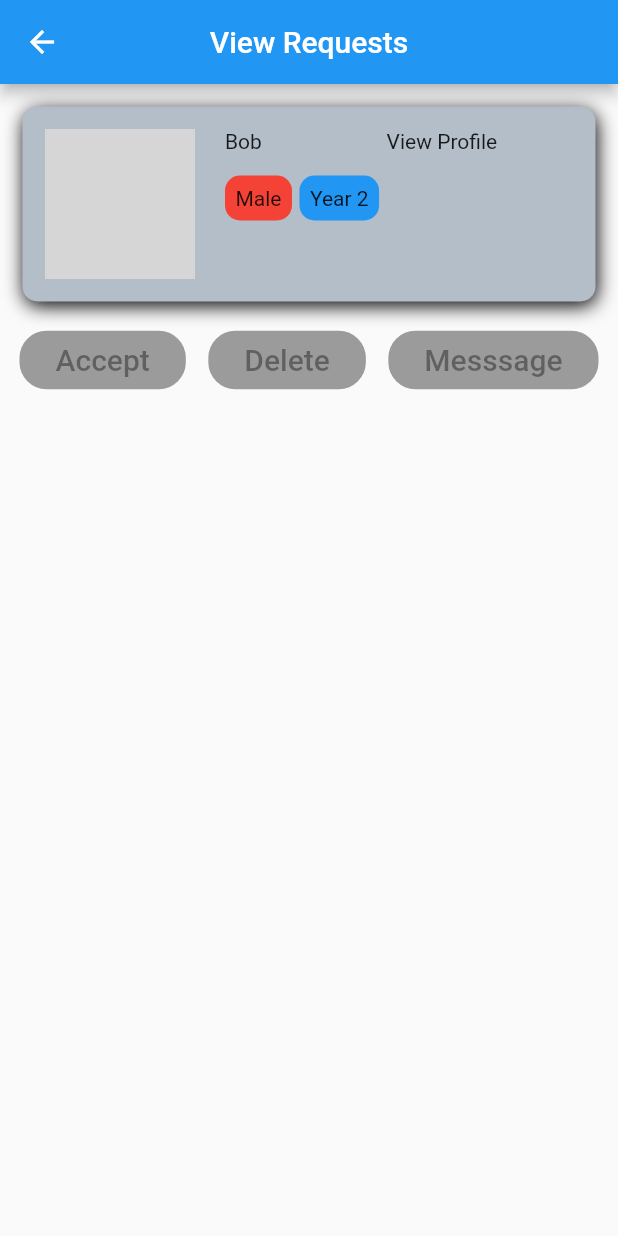
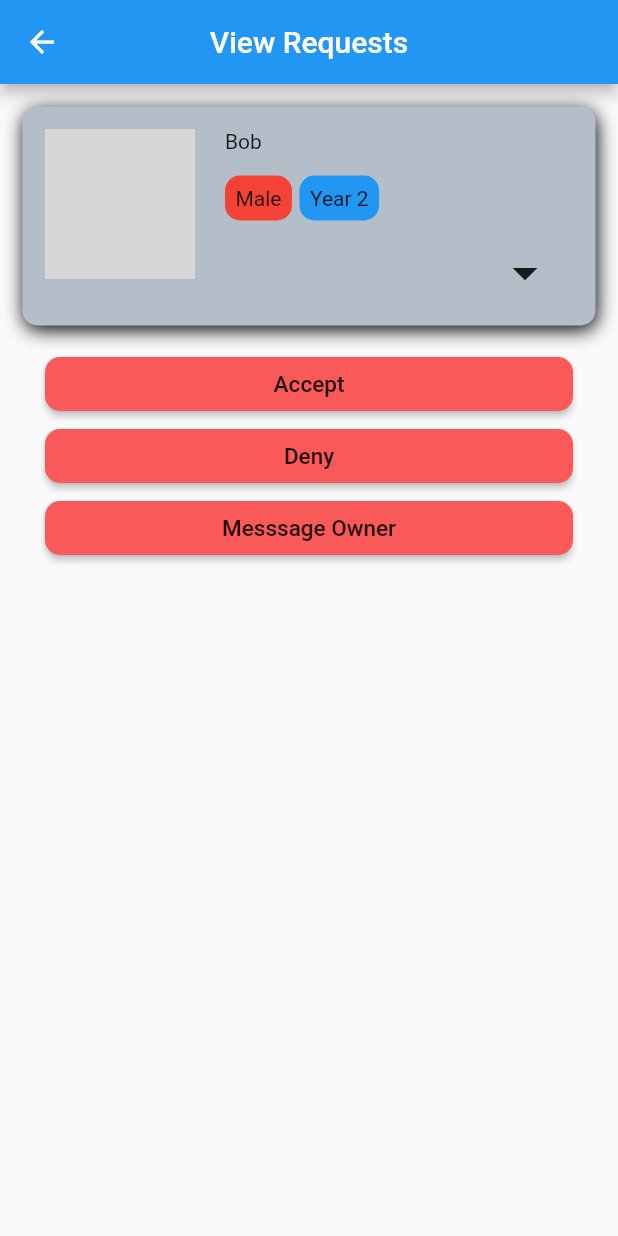
Before and after one commit to SamKingDev/AstonHack2021, a Flutter app: the listingRequests screen opened directly, after a tap on "Bob", on a phone screen of 412 x 824 dp. Run offline on Flutter 3.47's test engine with Material 2 defaults, Android fonts, the phone set to English and light mode, and no system bars; drawn by our look-alikes of expandable; our stand-ins replace carousel_slider, cloud_firestore, firebase_auth, firebase_core, firebase_storage, google_sign_in and 1 more; missing offline and left inert: google_map_location_picker; accounts and stored records are empty; network calls fail; grey boxes are pictures that could not be loaded.

Commit message:
working on requests

```diff
--- a/lib/screens/listingRequests/listingRequests.dart
+++ b/lib/screens/listingRequests/listingRequests.dart
@@ -55,12 +55,14 @@ class _Request extends State<Request> {
                         SizedBox(
                           height: 15,
                         ),
+                        Row(
+                          children: [
+                            SizedBox(width:180),
+                            Icon(Icons.arrow_drop_down,
+                            size: 40,),
                           ],
                         ),
-                    Row(
-                      mainAxisAlignment: MainAxisAlignment.end,
-                      crossAxisAlignment: CrossAxisAlignment.end,
-                      children: [Text("View Profile")],
+                      ],
                     ),
                   ],
                 ),
@@ -125,13 +127,15 @@ class RequestCard extends StatelessWidget {
               header: Request(tmpImage, "Bob"),
               // <-- Driven by ExpandableController from ExpandableNotifier
               collapsed: Container(),
-              expanded: Row(
+              expanded: Padding(
+                padding: const EdgeInsets.fromLTRB(30,0,30,0),
+                child: Column(
                   mainAxisAlignment: MainAxisAlignment.center,
                   children: [
                     RaisedButton(
                       shape: RoundedRectangleBorder(
-                        borderRadius: BorderRadius.circular(18.0)),
-                    onPressed: null,
+                          borderRadius: BorderRadius.circular(10.0)),
+                      onPressed: (){},
                       color: new Color.fromRGBO(249, 89, 89, 1),
                       child: Padding(
                         padding: const EdgeInsets.all(8.0),
@@ -140,7 +144,7 @@ class RequestCard extends StatelessWidget {
                           children: [
                             Text(
                               'Accept',
-                            style: TextStyle(fontSize: 20.0),
+                              style: TextStyle(fontSize: 15.0),
                             ),
                           ],
                         ),
@@ -151,8 +155,8 @@ class RequestCard extends StatelessWidget {
                     ),
                     RaisedButton(
                       shape: RoundedRectangleBorder(
-                        borderRadius: BorderRadius.circular(18.0)),
-                    onPressed: null,
+                          borderRadius: BorderRadius.circular(10.0)),
+                      onPressed: (){},
                       color: new Color.fromRGBO(249, 89, 89, 1),
                       child: Padding(
                         padding: const EdgeInsets.all(8.0),
@@ -160,8 +164,8 @@ class RequestCard extends StatelessWidget {
                           mainAxisAlignment: MainAxisAlignment.center,
                           children: [
                             Text(
-                            'Delete',
-                            style: TextStyle(fontSize: 20.0),
+                              'Deny',
+                              style: TextStyle(fontSize: 15.0),
                             ),
                           ],
                         ),
@@ -172,8 +176,8 @@ class RequestCard extends StatelessWidget {
                     ),
                     RaisedButton(
                       shape: RoundedRectangleBorder(
-                        borderRadius: BorderRadius.circular(18.0)),
-                    onPressed: null,
+                          borderRadius: BorderRadius.circular(10.0)),
+                      onPressed: (){},
                       color: new Color.fromRGBO(249, 89, 89, 1),
                       child: Padding(
                         padding: const EdgeInsets.all(8.0),
@@ -181,8 +185,8 @@ class RequestCard extends StatelessWidget {
                           mainAxisAlignment: MainAxisAlignment.center,
                           children: [
                             Text(
-                            'Messsage',
-                            style: TextStyle(fontSize: 20.0),
+                              'Messsage Owner' ,
+                              style: TextStyle(fontSize: 15.0),
                             ),
                           ],
                         ),
@@ -191,6 +195,7 @@ class RequestCard extends StatelessWidget {
                   ],
                 ),
               ),
+            ),
           )
         ],
       ),
```
Lines whose indentation alone changed are shown as unchanged.
